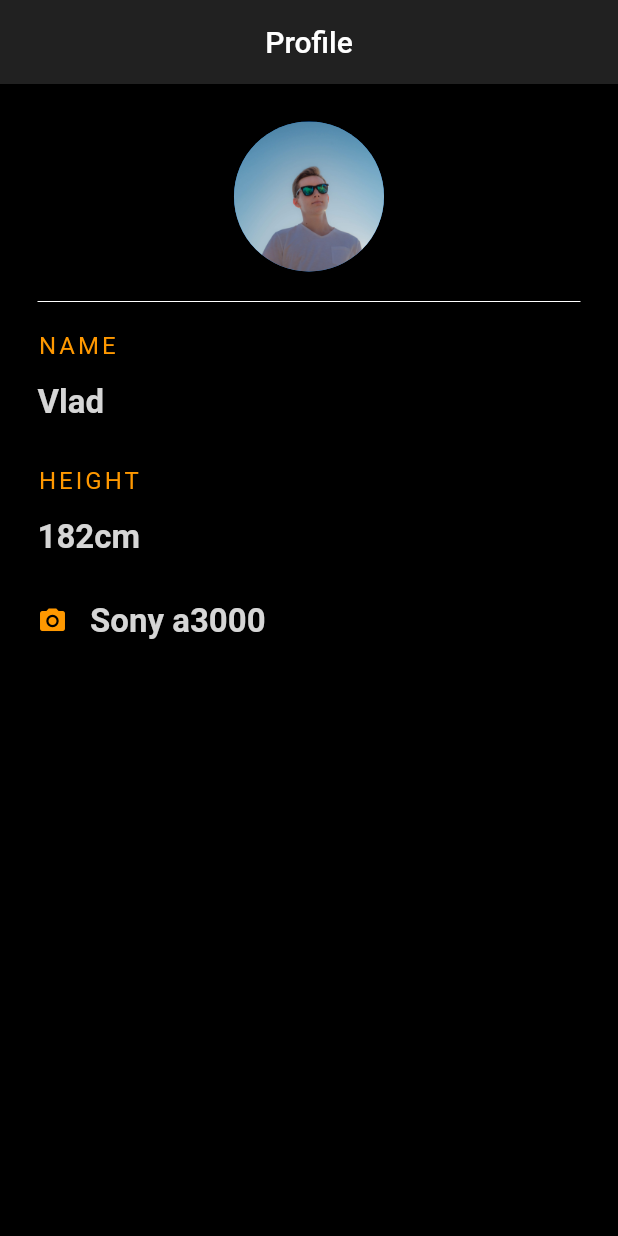
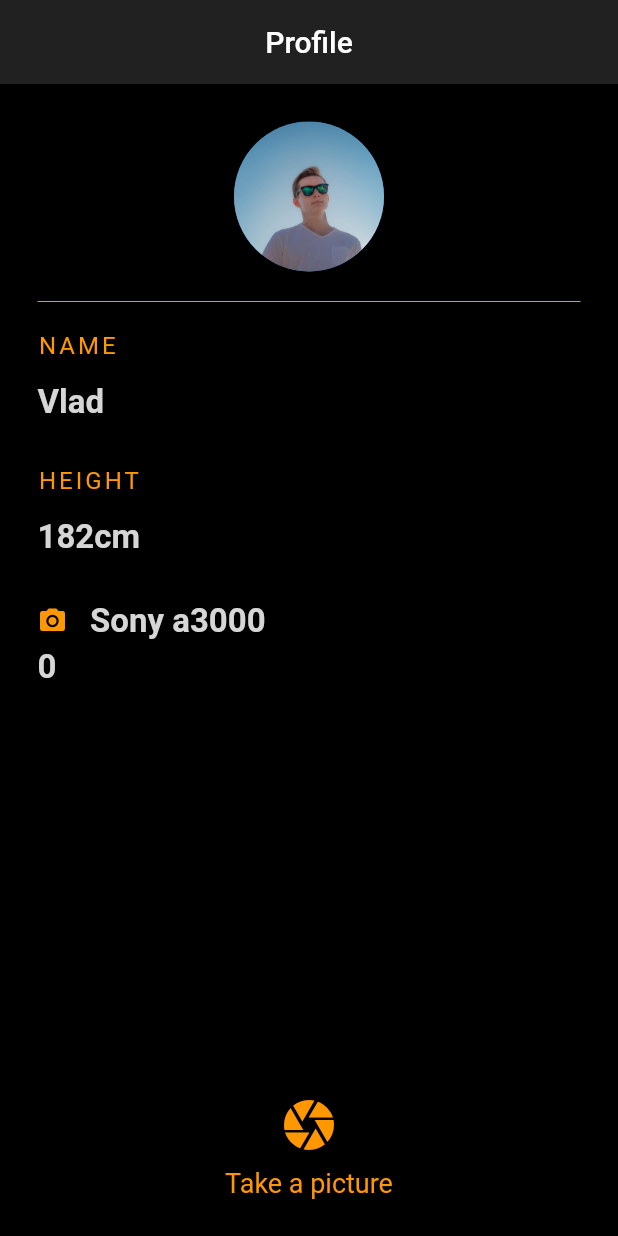
Before and after one commit to vladimirmak02/fluttertest, a Flutter app: the screen it shows after launch, on a phone screen of 412 x 824 dp. Run offline on Flutter 3.47's test engine with Material 2 defaults, Android fonts, the phone set to English and light mode, and no system bars.

```diff
--- a/lib/main.dart
+++ b/lib/main.dart
@@ -1,11 +1,20 @@
 import 'package:flutter/cupertino.dart';
 import 'package:flutter/material.dart';
 
-void main() => runApp(MaterialApp(
+void main() =>
+    runApp(MaterialApp(
       home: Profile(),
     ));
 
-class Profile extends StatelessWidget {
+class Profile extends StatefulWidget {
+  @override
+  _ProfileState createState() => _ProfileState();
+}
+
+class _ProfileState extends State<Profile> {
+
+  int photoCount = 0;
+
   @override
   Widget build(BuildContext context) {
     return Scaffold(
@@ -29,7 +38,7 @@ class Profile extends StatelessWidget {
               ),
               Divider(
                 height: 40,
-                color: Colors.white,
+                color: Colors.orange,
               ),
               Text(
                 'NAME',
@@ -84,7 +93,41 @@ class Profile extends StatelessWidget {
                     ),
                   )
                 ],
-              )
+              ),
+              SizedBox(height: 5,),
+              Text(
+                '$photoCount',
+                style: TextStyle(
+                  color: Colors.grey[350],
+                  fontWeight: FontWeight.bold,
+                  fontSize: 22,
+                ),
+              ),
+              Expanded(child: SizedBox()),
+              Center(
+                child: Column(
+                  children: <Widget>[
+                    IconButton(
+                      onPressed: () {
+                        setState(() {
+                          photoCount += 1;
+                        });
+                      },
+                      iconSize: 40,
+                      icon: Icon(Icons.camera),
+                      color: Colors.orange,
+                      splashColor: Colors.white,
+                    ),
+                    Text(
+                        'Take a picture',
+                      style: TextStyle(
+                        color: Colors.orange,
+                        fontSize: 18,
+                      ),
+                    ),
+                  ],
+                ),
+              ),
             ],
           ),
         ));
```
